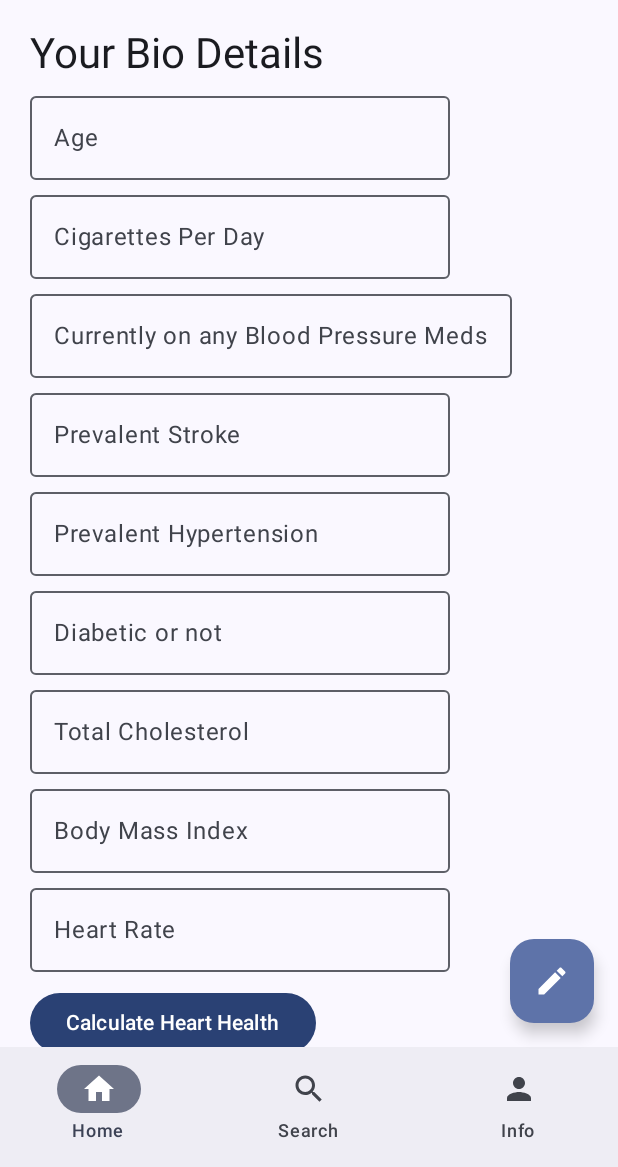
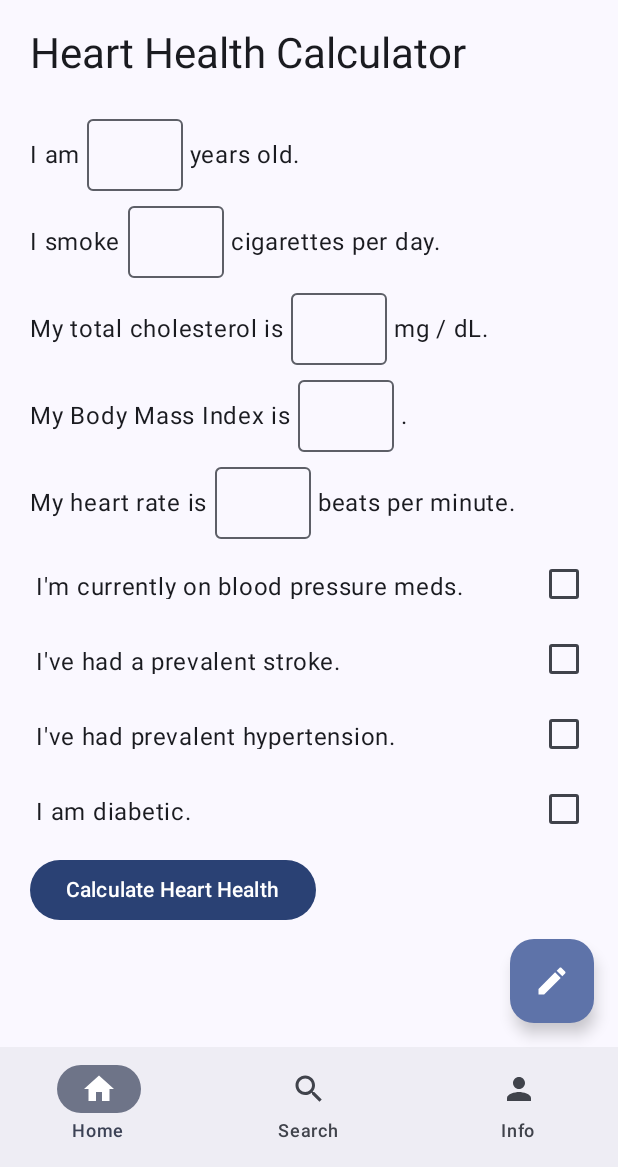
Before and after one commit to adizcode/Heartily, an Android app built with Jetpack Compose: the screen it shows after launch (MainActivity), on a phone screen of 412 x 824 dp, the part 69-1236 px from its top. Run offline under Robolectric (Android 15) with nearby library versions, the phone set to English and light mode, and no system bars.

Commit message:
Make Home UI readable

```diff
--- a/app/src/main/java/com/github/adizcode/heartily/MainActivity.kt
+++ b/app/src/main/java/com/github/adizcode/heartily/MainActivity.kt
@@ -3,11 +3,13 @@ package com.github.adizcode.heartily
 import android.os.Bundle
 import androidx.activity.ComponentActivity
 import androidx.activity.compose.setContent
+import androidx.compose.foundation.clickable
+import androidx.compose.foundation.interaction.MutableInteractionSource
+import androidx.compose.foundation.layout.*
+import androidx.compose.foundation.layout.Arrangement.Absolute.SpaceBetween
 import androidx.compose.foundation.layout.Arrangement.Absolute.spacedBy
-import androidx.compose.foundation.layout.Column
-import androidx.compose.foundation.layout.PaddingValues
-import androidx.compose.foundation.layout.padding
 import androidx.compose.foundation.rememberScrollState
+import androidx.compose.foundation.shape.CircleShape
 import androidx.compose.foundation.text.KeyboardOptions
 import androidx.compose.foundation.verticalScroll
 import androidx.compose.material.icons.Icons
@@ -15,12 +17,18 @@ import androidx.compose.material.icons.filled.Create
 import androidx.compose.material.icons.filled.Home
 import androidx.compose.material.icons.filled.Person
 import androidx.compose.material.icons.filled.Search
+import androidx.compose.material.ripple.rememberRipple
 import androidx.compose.material3.*
 import androidx.compose.runtime.Composable
 import androidx.compose.runtime.mutableStateOf
+import androidx.compose.runtime.remember
 import androidx.compose.runtime.saveable.rememberSaveable
+import androidx.compose.ui.Alignment
 import androidx.compose.ui.Modifier
+import androidx.compose.ui.draw.clip
+import androidx.compose.ui.text.TextStyle
 import androidx.compose.ui.text.input.KeyboardType
+import androidx.compose.ui.text.style.TextDecoration
 import androidx.compose.ui.tooling.preview.Preview
 import androidx.compose.ui.unit.dp
 import com.github.adizcode.heartily.ui.theme.HeartilyTheme
@@ -104,14 +112,14 @@ fun HeartilyApp(onPredictionStageChange: (String) -> Unit) {
 fun HomePage(paddingValues: PaddingValues, onPageUpdate: (String) -> Unit) {
     val (age, setAge) = rememberSaveable { mutableStateOf("") }
     val (dailyCigarettes, setDailyCigarettes) = rememberSaveable { mutableStateOf("") }
-    val (bpMeds, setBpMeds) = rememberSaveable { mutableStateOf("") }
-    val (prevalentStroke, setPrevalentStroke) = rememberSaveable { mutableStateOf("") }
+    val (bpMeds, setBpMeds) = rememberSaveable { mutableStateOf(false) }
+    val (prevalentStroke, setPrevalentStroke) = rememberSaveable { mutableStateOf(false) }
     val (prevalentHypertension, setPrevalentHypertension) = rememberSaveable {
         mutableStateOf(
-            ""
+            false
         )
     }
-    val (diabetic, setDiabetic) = rememberSaveable { mutableStateOf("") }
+    val (diabetic, setDiabetic) = rememberSaveable { mutableStateOf(false) }
     val (cholesterol, setCholesterol) = rememberSaveable { mutableStateOf("") }
     val (bmi, setBmi) = rememberSaveable { mutableStateOf("") }
     val (heartRate, setHeartRate) = rememberSaveable { mutableStateOf("") }
@@ -123,18 +131,12 @@ fun HomePage(paddingValues: PaddingValues, onPageUpdate: (String) -> Unit) {
         val cholesterolNum = cholesterol.toInt()
         val dailyCigarettesNum = dailyCigarettes.toInt()
 
-        // TODO: Make toggle buttons
-        val isOnBpMeds = bpMeds.isNotBlank()
-        val hasPrevalentStroke = prevalentStroke.isNotBlank()
-        val hasPrevalentHypertension = prevalentHypertension.isNotBlank()
-        val isDiabetic = diabetic.isNotBlank()
-
 
         val bmiNum = bmi.toFloat()
         val heartRateNum = heartRate.toInt()
 
         val isHeartDiseaseLikely =
-            ageNum >= 65 || cholesterolNum >= 240 || dailyCigarettesNum >= 1 || isOnBpMeds || hasPrevalentStroke || hasPrevalentHypertension || isDiabetic || bmiNum >= 35 || heartRateNum < 60 || heartRateNum > 100
+            ageNum >= 65 || cholesterolNum >= 240 || dailyCigarettesNum >= 1 || bpMeds || prevalentStroke || prevalentHypertension || diabetic || bmiNum >= 35 || heartRateNum < 60 || heartRateNum > 100
 
         val newPage = if (isHeartDiseaseLikely) "PredictionTrue" else "PredictionFalse"
         onPageUpdate(newPage)
@@ -148,49 +150,92 @@ fun HomePage(paddingValues: PaddingValues, onPageUpdate: (String) -> Unit) {
         verticalArrangement = spacedBy(10.dp)
     ) {
         Text(
-            "Your Bio Details", style = MaterialTheme.typography.headlineMedium
+            "Heart Health Calculator", style = MaterialTheme.typography.headlineMedium
         )
+        Spacer(modifier = Modifier.height(5.dp))
+        Row(horizontalArrangement = SpaceBetween, verticalAlignment = Alignment.CenterVertically) {
+            Text(text = "I am ")
             OutlinedTextField(
                 value = age,
                 onValueChange = setAge,
-            placeholder = { Text("Age") },
-            keyboardOptions = KeyboardOptions(keyboardType = KeyboardType.Number)
+                keyboardOptions = KeyboardOptions(keyboardType = KeyboardType.Number),
+                modifier = Modifier
+                    .width(64.dp)
+                    .height(48.dp),
             )
+            Text(" years old.")
+        }
+        Row(horizontalArrangement = SpaceBetween, verticalAlignment = Alignment.CenterVertically) {
+            Text(text = "I smoke ")
             OutlinedTextField(
                 value = dailyCigarettes,
                 onValueChange = setDailyCigarettes,
-            placeholder = { Text("Cigarettes Per Day") },
-            keyboardOptions = KeyboardOptions(keyboardType = KeyboardType.Number)
+                keyboardOptions = KeyboardOptions(keyboardType = KeyboardType.Number),
+                modifier = Modifier
+                    .width(64.dp)
+                    .height(48.dp)
             )
-        OutlinedTextField(value = bpMeds,
-            onValueChange = setBpMeds,
-            placeholder = { Text("Currently on any Blood Pressure Meds") })
-        OutlinedTextField(value = prevalentStroke,
-            onValueChange = setPrevalentStroke,
-            placeholder = { Text("Prevalent Stroke") })
-        OutlinedTextField(value = prevalentHypertension,
-            onValueChange = setPrevalentHypertension,
-            placeholder = { Text("Prevalent Hypertension") })
-        OutlinedTextField(value = diabetic,
-            onValueChange = setDiabetic,
-            placeholder = { Text("Diabetic or not") })
+            Text(" cigarettes per day.")
+        }
+        Row(horizontalArrangement = SpaceBetween, verticalAlignment = Alignment.CenterVertically) {
+            Text(text = "My total cholesterol is ")
             OutlinedTextField(
                 value = cholesterol,
                 onValueChange = setCholesterol,
-            placeholder = { Text("Total Cholesterol") },
-            keyboardOptions = KeyboardOptions(keyboardType = KeyboardType.Number)
+                keyboardOptions = KeyboardOptions(keyboardType = KeyboardType.Number),
+                modifier = Modifier
+                    .width(64.dp)
+                    .height(48.dp)
             )
+            Text(" mg / dL.")
+        }
+        Row(horizontalArrangement = SpaceBetween, verticalAlignment = Alignment.CenterVertically) {
+            Text(text = "My Body Mass Index is ")
             OutlinedTextField(
                 value = bmi,
                 onValueChange = setBmi,
-            placeholder = { Text("Body Mass Index") },
-            keyboardOptions = KeyboardOptions(keyboardType = KeyboardType.Decimal)
+                keyboardOptions = KeyboardOptions(keyboardType = KeyboardType.Decimal),
+                modifier = Modifier
+                    .width(64.dp)
+                    .height(48.dp)
             )
+            Text(" .")
+        }
+        Row(horizontalArrangement = SpaceBetween, verticalAlignment = Alignment.CenterVertically) {
+            Text(text = "My heart rate is ")
             OutlinedTextField(
                 value = heartRate,
                 onValueChange = setHeartRate,
-            placeholder = { Text("Heart Rate") },
-            keyboardOptions = KeyboardOptions(keyboardType = KeyboardType.Number)
+                keyboardOptions = KeyboardOptions(keyboardType = KeyboardType.Number),
+                modifier = Modifier
+                    .width(64.dp)
+                    .height(48.dp)
+            )
+            Text(" beats per minute.")
+        }
+
+        LabelledCheckBox(
+            checked = bpMeds,
+            onCheckedChange = setBpMeds,
+            label = "I'm currently on blood pressure meds."
+        )
+
+        LabelledCheckBox(
+            checked = prevalentStroke,
+            onCheckedChange = setPrevalentStroke,
+            label = "I've had a prevalent stroke."
+        )
+
+        LabelledCheckBox(
+            checked = prevalentHypertension,
+            onCheckedChange = setPrevalentHypertension,
+            label = "I've had prevalent hypertension."
+        )
+
+        LabelledCheckBox(
+            checked = diabetic,
+            onCheckedChange = setDiabetic,
+            label = "I am diabetic."
         )
 
         Button(onClick = { onCalculate() }) {
@@ -214,6 +259,40 @@ fun PredictionFalse() {
     Text(text = "False")
 }
 
+
+@Composable
+fun LabelledCheckBox(
+    checked: Boolean,
+    onCheckedChange: ((Boolean) -> Unit),
+    label: String,
+    modifier: Modifier = Modifier
+) {
+    Row(
+        verticalAlignment = Alignment.CenterVertically,
+        modifier = modifier
+            .clip(MaterialTheme.shapes.medium)
+            .clickable(
+                indication = rememberRipple(color = MaterialTheme.colorScheme.primary),
+                interactionSource = remember { MutableInteractionSource() },
+                onClick = { onCheckedChange(!checked) }
+            )
+            .requiredHeight(ButtonDefaults.MinHeight)
+            .padding(horizontal = 4.dp, vertical = 10.dp)
+    ) {
+
+        Text(
+            text = label,
+        )
+
+        Spacer(Modifier.weight(1f))
+
+        Checkbox(
+            checked = checked,
+            onCheckedChange = null
+        )
+    }
+}
+
 @Composable
 fun Greeting(name: String) {
     Text(text = "Hello $name!")
```
Lines whose indentation alone changed are shown as unchanged.
